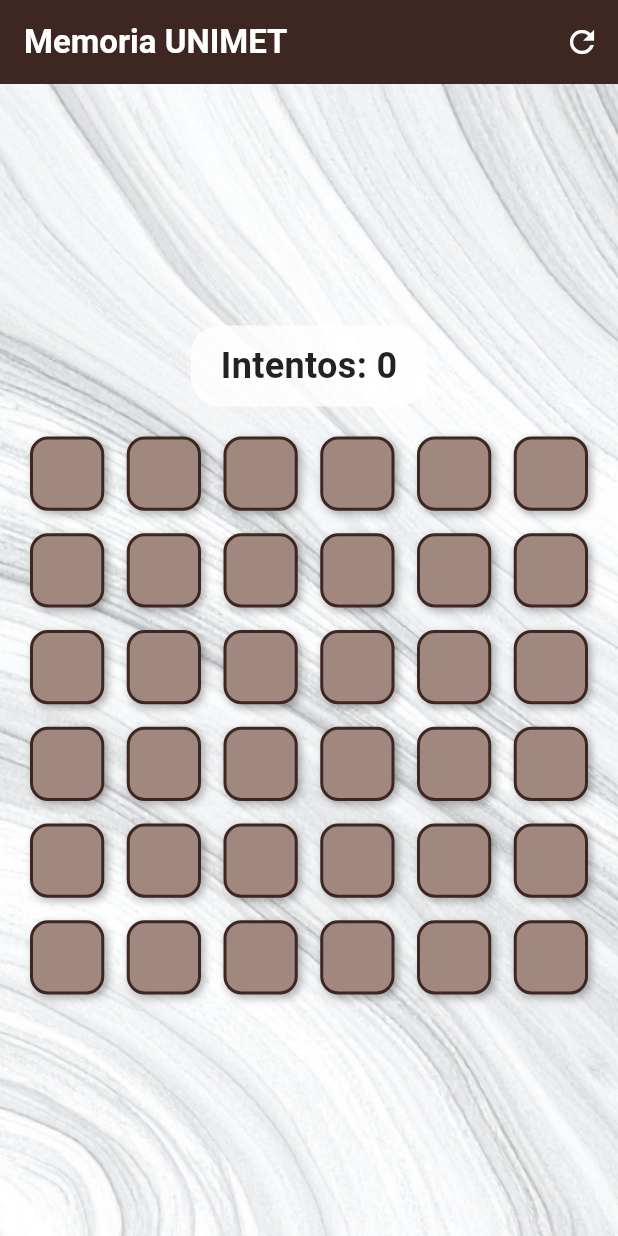
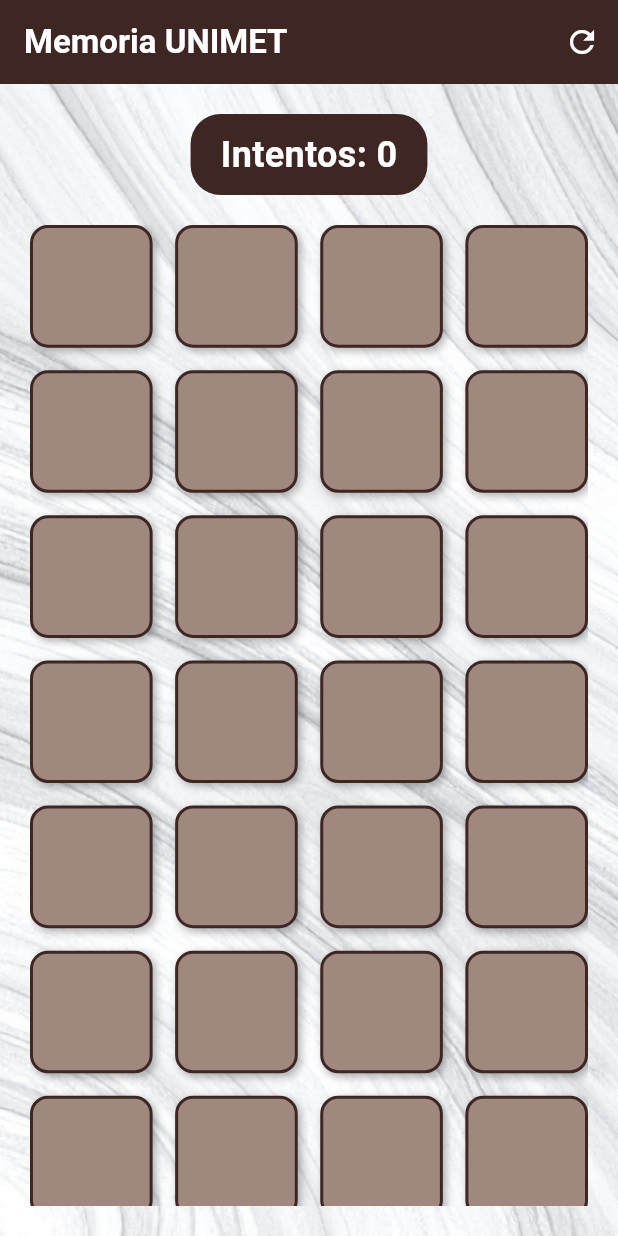
Before and after one commit to Dcarvajal13/Memoria_Unimet, a Flutter app: the screen it shows after launch, on a phone screen of 412 x 824 dp. Run offline on Flutter 3.47's test engine with Material 3 defaults, Android fonts, the phone set to English and light mode, and no system bars.

Commit message:
feat: agregue para que se pueda jugar en telefonos

```diff
--- a/lib/screens/juego_memoria.dart
+++ b/lib/screens/juego_memoria.dart
@@ -166,7 +166,7 @@ class _JuegoMemoriaState extends State<JuegoMemoria> {
                     Container(
                       padding: const EdgeInsets.symmetric(horizontal: 20, vertical: 10),
                       decoration: BoxDecoration(
-                        color: Colors.white.withValues(alpha: 0.8), // Fondo semitransparente
+                        color: Colors.brown[900],
                         borderRadius: BorderRadius.circular(20),
                       ),
                       child: Text(
@@ -174,7 +174,7 @@ class _JuegoMemoriaState extends State<JuegoMemoria> {
                         style: const TextStyle(
                           fontSize: 24,
                           fontWeight: FontWeight.bold,
-                          color: Colors.black87
+                          color: Colors.white
                         ),
                       ),
                     ),
@@ -185,8 +185,8 @@ class _JuegoMemoriaState extends State<JuegoMemoria> {
                     Flexible( // Flexible es necesario dentro de Column
                       child: GridView.builder(
                         shrinkWrap: true,
-                        gridDelegate: const SliverGridDelegateWithFixedCrossAxisCount(
-                          crossAxisCount: 6,
+                        gridDelegate:  SliverGridDelegateWithFixedCrossAxisCount(
+                          crossAxisCount: MediaQuery.of(context).size.width > 600 ? 6 : 4,
                           crossAxisSpacing: 15,
                           mainAxisSpacing: 15,
                           childAspectRatio: 1.0,
```
Also changed, not shown: 2 other files.
